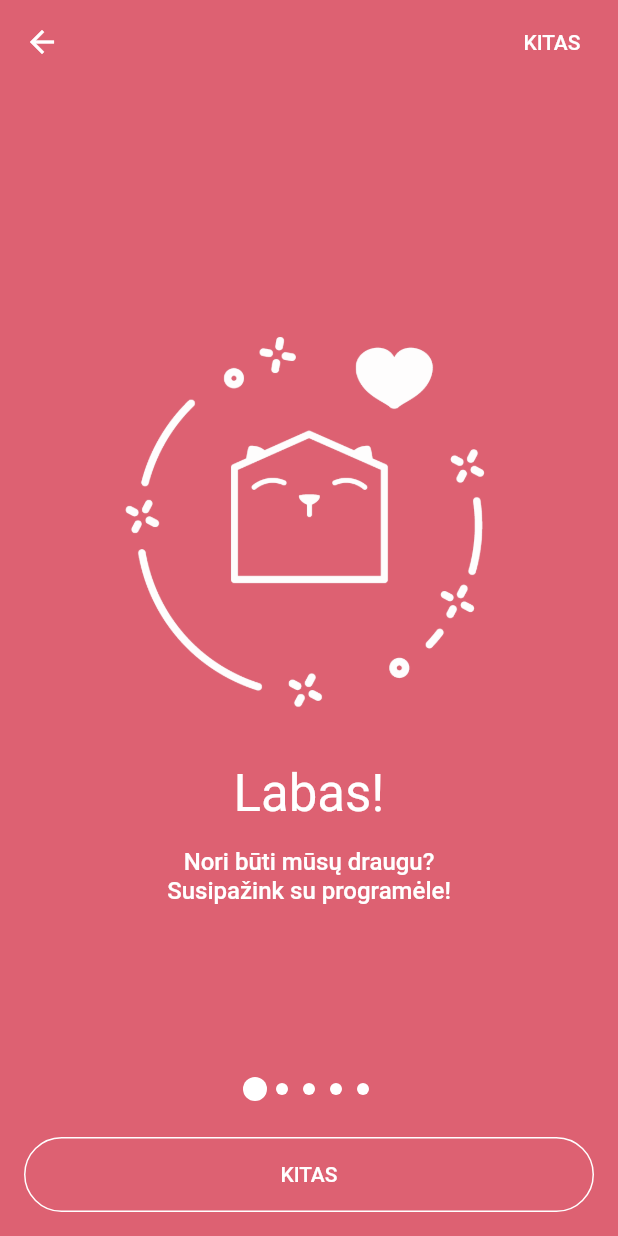
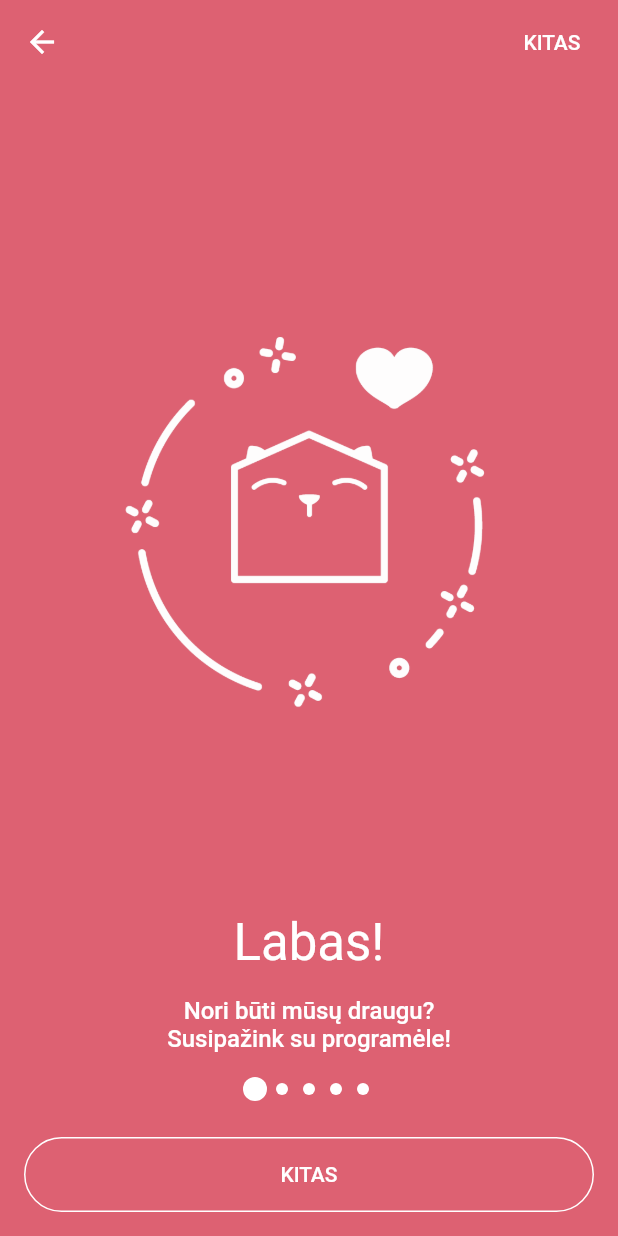
Before and after one commit to GotPet/getpet-mobile, a Flutter app: the screen it shows after launch, on a phone screen of 412 x 824 dp. Run offline on Flutter 3.47's test engine with Material 2 defaults, Android fonts, the phone set to English and light mode, and no system bars; drawn by our look-alikes of smooth_page_indicator; our stand-ins replace dio, equatable, firebase_analytics, firebase_auth, firebase_crashlytics, shared_preferences and 1 more; missing offline and left inert: dio_firebase_performance, firebase_ui, flutter_advanced_networkimage, streamqflite; accounts and stored records are empty; generated files the repository leaves out were written again.

Commit message:
Fix overflow by expanding picture to take remaining space
Signed-off-by: Karolis Vycius <k.vycius@gmail.com>

```diff
--- a/lib/components/onboarding/onboarding_step_component.dart
+++ b/lib/components/onboarding/onboarding_step_component.dart
@@ -22,28 +22,32 @@ class OnboardingStepComponent extends StatelessWidget {
       child: Column(
         mainAxisAlignment: MainAxisAlignment.center,
         children: <Widget>[
-          Image(
-            image: AssetImage(assetName),
+          Expanded(
+            child: Image.asset(
+              assetName,
               fit: BoxFit.contain,
             ),
+          ),
           Padding(
-            padding: const EdgeInsets.symmetric(vertical: 16),
+            padding: const EdgeInsets.symmetric(vertical: 8),
             child: Text(
               title,
-              style: Theme.of(context)
-                  .textTheme
-                  .headline4
-                  .copyWith(color: Colors.white),
+              style: Theme.of(context).textTheme.headline4.copyWith(
+                    color: Colors.white,
+                  ),
               textAlign: TextAlign.center,
             ),
           ),
-          Text(
+          Padding(
+            padding: const EdgeInsets.symmetric(vertical: 8),
+            child: Text(
               description,
               style: Theme.of(context).textTheme.bodyText1.copyWith(
                     color: Colors.white,
                     fontSize: 16,
                   ),
               textAlign: TextAlign.center,
+            ),
           )
         ],
       ),
```
Lines whose indentation alone changed are shown as unchanged.
